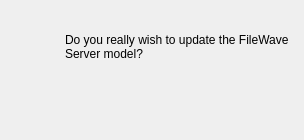
Old version of the form FWAdminLib/UpdateModelDlg.ui in the repository fw-dev/translations.
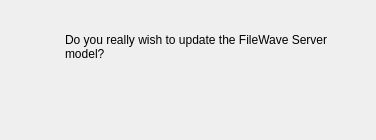
New version of the form. Custom widgets are drawn as their Qt base class.

```diff
--- a/FWAdminLib/UpdateModelDlg.ui
+++ b/FWAdminLib/UpdateModelDlg.ui
@@ -6,16 +6,10 @@
    <rect>
     <x>0</x>
     <y>0</y>
-    <width>304</width>
+    <width>376</width>
     <height>140</height>
    </rect>
   </property>
-  <property name="sizePolicy">
-   <sizepolicy hsizetype="Fixed" vsizetype="Fixed">
-    <horstretch>0</horstretch>
-    <verstretch>0</verstretch>
-   </sizepolicy>
-  </property>
   <property name="windowTitle">
    <string>Update Server Model</string>
   </property>
```
